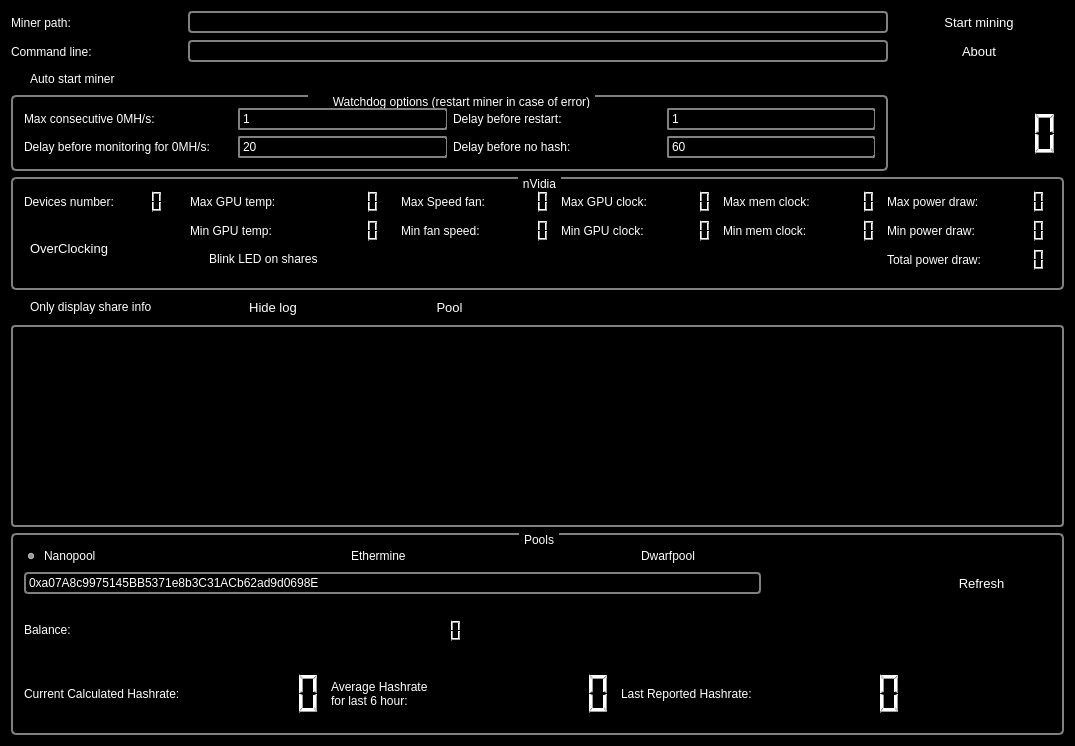
First picture: the form in mainwindow.ui, repository orkblutt/MinerLamp, before the edit.
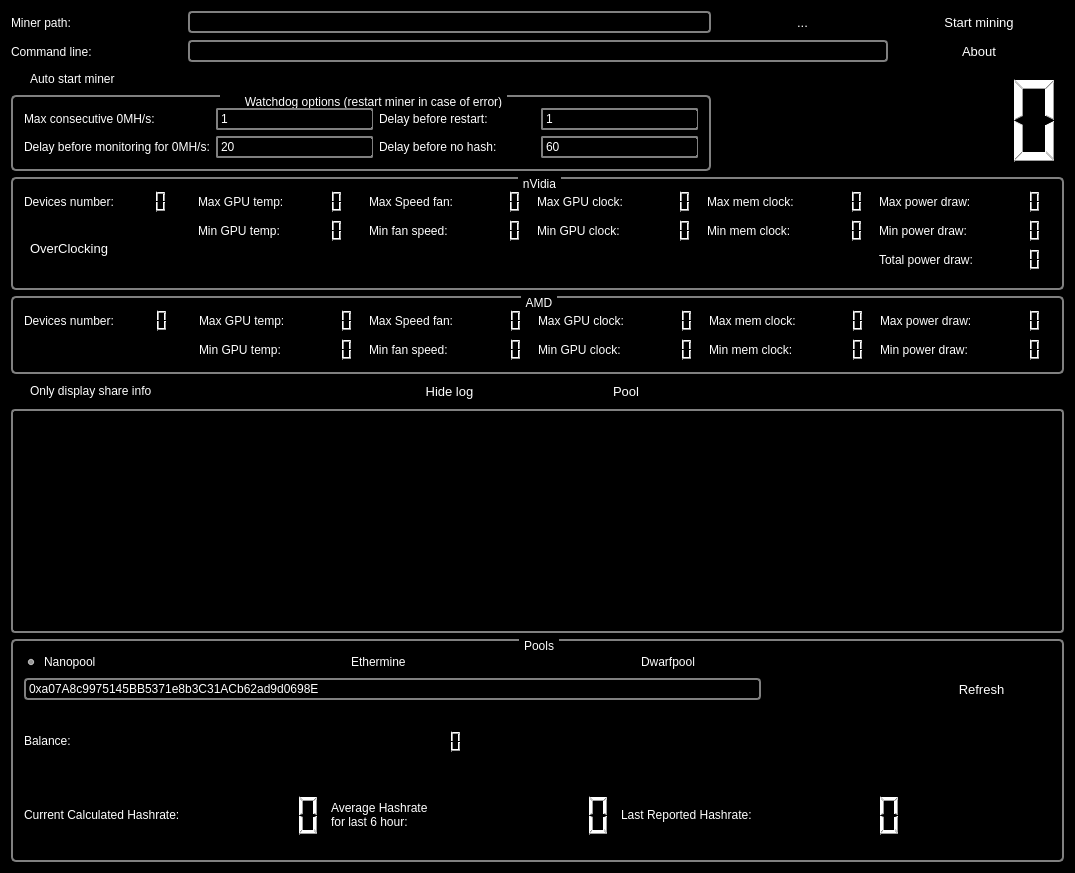
Second picture: the form after the edit. Icons and pictures are not drawn.

Diff of the .ui file:
```diff
--- a/mainwindow.ui
+++ b/mainwindow.ui
@@ -7,7 +7,7 @@
     <x>0</x>
     <y>0</y>
     <width>1075</width>
-    <height>746</height>
+    <height>873</height>
    </rect>
   </property>
   <property name="font">
@@ -232,17 +232,7 @@
 }</string>
   </property>
   <widget class="QWidget" name="centralWidget">
-   <layout class="QGridLayout" name="gridLayout_2">
-    <item row="9" column="1">
-     <widget class="QPushButton" name="pushButtonShowHideLog">
-      <property name="text">
-       <string>Hide log</string>
-      </property>
-      <property name="checkable">
-       <bool>true</bool>
-      </property>
-     </widget>
-    </item>
+   <layout class="QGridLayout" name="gridLayout_5">
     <item row="0" column="0">
      <widget class="QLabel" name="label_2">
       <property name="text">
@@ -250,23 +240,6 @@
       </property>
      </widget>
     </item>
-    <item row="0" column="5">
-     <widget class="QPushButton" name="pushButton">
-      <property name="text">
-       <string>Start mining</string>
-      </property>
-     </widget>
-    </item>
-    <item row="9" column="0">
-     <widget class="QCheckBox" name="checkBoxOnlyShare">
-      <property name="text">
-       <string>Only display share info</string>
-      </property>
-     </widget>
-    </item>
-    <item row="1" column="1" colspan="4">
-     <widget class="QLineEdit" name="lineEditArgs"/>
-    </item>
     <item row="1" column="0">
      <widget class="QLabel" name="label">
       <property name="text">
@@ -274,13 +247,10 @@
       </property>
      </widget>
     </item>
-    <item row="0" column="1" colspan="4">
-     <widget class="QLineEdit" name="lineEditMinerPath"/>
-    </item>
-    <item row="4" column="5">
-     <widget class="QLCDNumber" name="lcdNumberHashRate">
-      <property name="digitCount">
-       <number>7</number>
+    <item row="0" column="5">
+     <widget class="QPushButton" name="pushButton">
+      <property name="text">
+       <string>Start mining</string>
       </property>
      </widget>
     </item>
@@ -291,14 +261,126 @@
       </property>
      </widget>
     </item>
-    <item row="1" column="5">
-     <widget class="QPushButton" name="pushButtonHelp">
+    <item row="6" column="0" colspan="2">
+     <widget class="QCheckBox" name="checkBoxOnlyShare">
       <property name="text">
-       <string>About</string>
+       <string>Only display share info</string>
       </property>
      </widget>
     </item>
-    <item row="8" column="0" colspan="6">
+    <item row="3" column="0" colspan="4">
+     <widget class="QGroupBox" name="groupBoxWatchdog">
+      <property name="sizePolicy">
+       <sizepolicy hsizetype="Preferred" vsizetype="Fixed">
+        <horstretch>0</horstretch>
+        <verstretch>0</verstretch>
+       </sizepolicy>
+      </property>
+      <property name="title">
+       <string>Watchdog options (restart miner in case of error)</string>
+      </property>
+      <property name="checkable">
+       <bool>true</bool>
+      </property>
+      <property name="checked">
+       <bool>false</bool>
+      </property>
+      <layout class="QGridLayout" name="gridLayout">
+       <item row="0" column="0">
+        <widget class="QLabel" name="label_4">
+         <property name="text">
+          <string>Max consecutive 0MH/s:</string>
+         </property>
+        </widget>
+       </item>
+       <item row="0" column="1">
+        <widget class="QSpinBox" name="spinBoxMax0MHs">
+         <property name="minimum">
+          <number>1</number>
+         </property>
+        </widget>
+       </item>
+       <item row="0" column="2">
+        <widget class="QLabel" name="label_5">
+         <property name="text">
+          <string>Delay before restart:</string>
+         </property>
+        </widget>
+       </item>
+       <item row="0" column="3">
+        <widget class="QSpinBox" name="spinBoxDelay">
+         <property name="minimum">
+          <number>1</number>
+         </property>
+        </widget>
+       </item>
+       <item row="1" column="0">
+        <widget class="QLabel" name="label_3">
+         <property name="text">
+          <string>Delay before monitoring for 0MH/s:</string>
+         </property>
+        </widget>
+       </item>
+       <item row="1" column="1">
+        <widget class="QSpinBox" name="spinBoxDelay0MHs">
+         <property name="minimum">
+          <number>1</number>
+         </property>
+         <property name="maximum">
+          <number>600</number>
+         </property>
+         <property name="value">
+          <number>20</number>
+         </property>
+        </widget>
+       </item>
+       <item row="1" column="2">
+        <widget class="QLabel" name="label_7">
+         <property name="text">
+          <string>Delay before no hash:</string>
+         </property>
+        </widget>
+       </item>
+       <item row="1" column="3">
+        <widget class="QSpinBox" name="spinBoxDelayNoHash">
+         <property name="minimum">
+          <number>30</number>
+         </property>
+         <property name="maximum">
+          <number>600</number>
+         </property>
+         <property name="value">
+          <number>60</number>
+         </property>
+        </widget>
+       </item>
+      </layout>
+     </widget>
+    </item>
+    <item row="6" column="2">
+     <widget class="QPushButton" name="pushButtonShowHideLog">
+      <property name="text">
+       <string>Hide log</string>
+      </property>
+      <property name="checkable">
+       <bool>true</bool>
+      </property>
+     </widget>
+    </item>
+    <item row="6" column="3">
+     <widget class="QPushButton" name="pushButtonPool">
+      <property name="enabled">
+       <bool>true</bool>
+      </property>
+      <property name="text">
+       <string>Pool</string>
+      </property>
+      <property name="checkable">
+       <bool>true</bool>
+      </property>
+     </widget>
+    </item>
+    <item row="4" column="0" colspan="6">
      <widget class="QGroupBox" name="groupBoxNvidia">
       <property name="sizePolicy">
        <sizepolicy hsizetype="Preferred" vsizetype="Fixed">
@@ -422,16 +504,6 @@
          </property>
         </widget>
        </item>
-       <item row="2" column="2">
-        <widget class="QCheckBox" name="checkBoxBlinkLED">
-         <property name="enabled">
-          <bool>true</bool>
-         </property>
-         <property name="text">
-          <string>Blink LED on shares</string>
-         </property>
-        </widget>
-       </item>
        <item row="1" column="8">
         <widget class="QLabel" name="label_17">
          <property name="text">
@@ -469,8 +541,8 @@
       </layout>
      </widget>
     </item>
-    <item row="4" column="0" colspan="5">
-     <widget class="QGroupBox" name="groupBoxWatchdog">
+    <item row="5" column="0" colspan="6">
+     <widget class="QGroupBox" name="groupBoxAMD">
       <property name="sizePolicy">
        <sizepolicy hsizetype="Preferred" vsizetype="Fixed">
         <horstretch>0</horstretch>
@@ -478,87 +550,154 @@
        </sizepolicy>
       </property>
       <property name="title">
-       <string>Watchdog options (restart miner in case of error)</string>
+       <string>AMD</string>
       </property>
-      <property name="checkable">
-       <bool>true</bool>
-      </property>
-      <property name="checked">
-       <bool>false</bool>
-      </property>
-      <layout class="QGridLayout" name="gridLayout">
-       <item row="0" column="0">
-        <widget class="QLabel" name="label_4">
+      <layout class="QGridLayout" name="gridLayout_2">
+       <item row="2" column="11">
+        <widget class="QLCDNumber" name="lcdNumber_AMD_MaxPower_2"/>
+       </item>
+       <item row="2" column="5">
+        <widget class="QLCDNumber" name="lcdNumber_AMD_MinFan_2"/>
+       </item>
+       <item row="1" column="4">
+        <widget class="QLabel" name="label_27">
          <property name="text">
-          <string>Max consecutive 0MH/s:</string>
+          <string>Max Speed fan:</string>
          </property>
         </widget>
        </item>
-       <item row="0" column="1">
-        <widget class="QSpinBox" name="spinBoxMax0MHs">
-         <property name="minimum">
-          <number>1</number>
+       <item row="1" column="3">
+        <widget class="QLCDNumber" name="lcdNumber_AMD_MaxTemp"/>
+       </item>
+       <item row="1" column="5">
+        <widget class="QLCDNumber" name="lcdNumber_AMD_MinFan"/>
+       </item>
+       <item row="1" column="8">
+        <widget class="QLabel" name="label_30">
+         <property name="text">
+          <string>Max mem clock:</string>
          </property>
         </widget>
        </item>
-       <item row="0" column="2">
-        <widget class="QLabel" name="label_5">
+       <item row="2" column="8">
+        <widget class="QLabel" name="label_31">
          <property name="text">
-          <string>Delay before restart:</string>
+          <string>Min mem clock:</string>
          </property>
         </widget>
        </item>
-       <item row="0" column="3">
-        <widget class="QSpinBox" name="spinBoxDelay">
-         <property name="minimum">
-          <number>1</number>
+       <item row="2" column="9">
+        <widget class="QLCDNumber" name="lcdNumber_AMD_MinMemClock"/>
+       </item>
+       <item row="2" column="2">
+        <widget class="QLabel" name="label_25">
+         <property name="text">
+          <string>Min GPU temp:</string>
+         </property>
+        </widget>
+       </item>
+       <item row="2" column="7">
+        <widget class="QLCDNumber" name="lcdNumber_AMD_MinClock"/>
+       </item>
+       <item row="1" column="9">
+        <widget class="QLCDNumber" name="lcdNumber_AMD_MaxMemClock"/>
+       </item>
+       <item row="2" column="6">
+        <widget class="QLabel" name="label_29">
+         <property name="text">
+          <string>Min GPU clock:</string>
          </property>
         </widget>
        </item>
        <item row="1" column="0">
-        <widget class="QLabel" name="label_3">
+        <widget class="QLabel" name="label_AMD_GPUCount">
          <property name="text">
-          <string>Delay before monitoring for 0MH/s:</string>
+          <string>Devices number:</string>
          </property>
         </widget>
        </item>
-       <item row="1" column="1">
-        <widget class="QSpinBox" name="spinBoxDelay0MHs">
-         <property name="minimum">
-          <number>1</number>
+       <item row="1" column="6">
+        <widget class="QLabel" name="label_28">
+         <property name="text">
+          <string>Max GPU clock:</string>
          </property>
-         <property name="maximum">
-          <number>600</number>
-         </property>
-         <property name="value">
-          <number>20</number>
-         </property>
         </widget>
        </item>
+       <item row="2" column="3">
+        <widget class="QLCDNumber" name="lcdNumber_AMD_MinTemp"/>
+       </item>
+       <item row="1" column="11">
+        <widget class="QLCDNumber" name="lcdNumber_AMD_MaxPower"/>
+       </item>
        <item row="1" column="2">
-        <widget class="QLabel" name="label_7">
+        <widget class="QLabel" name="label_24">
          <property name="text">
-          <string>Delay before no hash:</string>
+          <string>Max GPU temp:</string>
          </property>
         </widget>
        </item>
-       <item row="1" column="3">
-        <widget class="QSpinBox" name="spinBoxDelayNoHash">
-         <property name="minimum">
-          <number>30</number>
+       <item row="2" column="4">
+        <widget class="QLabel" name="label_26">
+         <property name="text">
+          <string>Min fan speed:</string>
          </property>
-         <property name="maximum">
-          <number>600</number>
+        </widget>
+       </item>
+       <item row="2" column="10">
+        <widget class="QLabel" name="label_33">
+         <property name="text">
+          <string>Min power draw:</string>
          </property>
-         <property name="value">
-          <number>60</number>
+        </widget>
+       </item>
+       <item row="1" column="7">
+        <widget class="QLCDNumber" name="lcdNumber_AMD_MaxClock"/>
+       </item>
+       <item row="1" column="10">
+        <widget class="QLabel" name="label_32">
+         <property name="text">
+          <string>Max power draw:</string>
+         </property>
+        </widget>
+       </item>
+       <item row="1" column="1">
+        <widget class="QLCDNumber" name="lcdNumber_AMD_GPUCount">
+         <property name="digitCount">
+          <number>2</number>
          </property>
         </widget>
        </item>
       </layout>
      </widget>
     </item>
-    <item row="12" column="0" colspan="6">
+    <item row="1" column="5">
+     <widget class="QPushButton" name="pushButtonHelp">
+      <property name="text">
+       <string>About</string>
+      </property>
+     </widget>
+    </item>
+    <item row="2" column="4" rowspan="2" colspan="2">
+     <widget class="QLCDNumber" name="lcdNumberHashRate">
+      <property name="sizePolicy">
+       <sizepolicy hsizetype="Expanding" vsizetype="Expanding">
+        <horstretch>0</horstretch>
+        <verstretch>0</verstretch>
+       </sizepolicy>
+      </property>
+      <property name="digitCount">
+       <number>7</number>
+      </property>
+     </widget>
+    </item>
+    <item row="7" column="0" colspan="6">
+     <widget class="QTextEdit" name="textEdit">
+      <property name="readOnly">
+       <bool>true</bool>
+      </property>
+     </widget>
+    </item>
+    <item row="8" column="0" colspan="6">
      <widget class="QGroupBox" name="groupBoxPools">
       <property name="sizePolicy">
        <sizepolicy hsizetype="Expanding" vsizetype="Expanding">
@@ -677,26 +816,19 @@
       </layout>
      </widget>
     </item>
-    <item row="10" column="0" colspan="6">
-     <widget class="QTextEdit" name="textEdit">
-      <property name="readOnly">
-       <bool>true</bool>
-      </property>
-     </widget>
+    <item row="1" column="1" colspan="4">
+     <widget class="QLineEdit" name="lineEditArgs"/>
     </item>
-    <item row="9" column="2">
-     <widget class="QPushButton" name="pushButtonPool">
-      <property name="enabled">
-       <bool>true</bool>
-      </property>
+    <item row="0" column="4">
+     <widget class="QPushButton" name="pushButton_2">
       <property name="text">
-       <string>Pool</string>
-      </property>
-      <property name="checkable">
-       <bool>true</bool>
+       <string>...</string>
       </property>
      </widget>
     </item>
+    <item row="0" column="1" colspan="3">
+     <widget class="QLineEdit" name="lineEditMinerPath"/>
+    </item>
    </layout>
   </widget>
  </widget>
```
